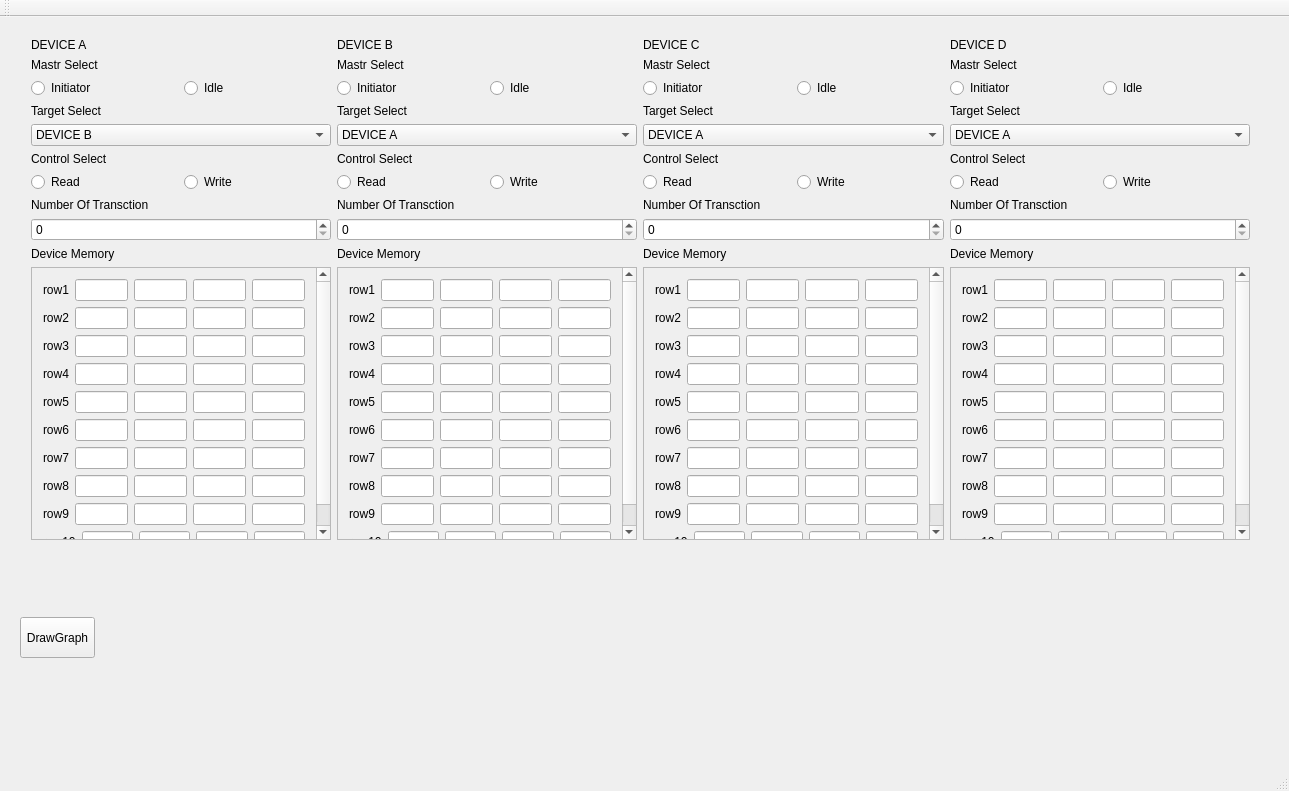
Above: PCIsimulator/mainwindow.ui from Qt-Widgets/PCIbusQTgui before the change. Below: the same form after it.
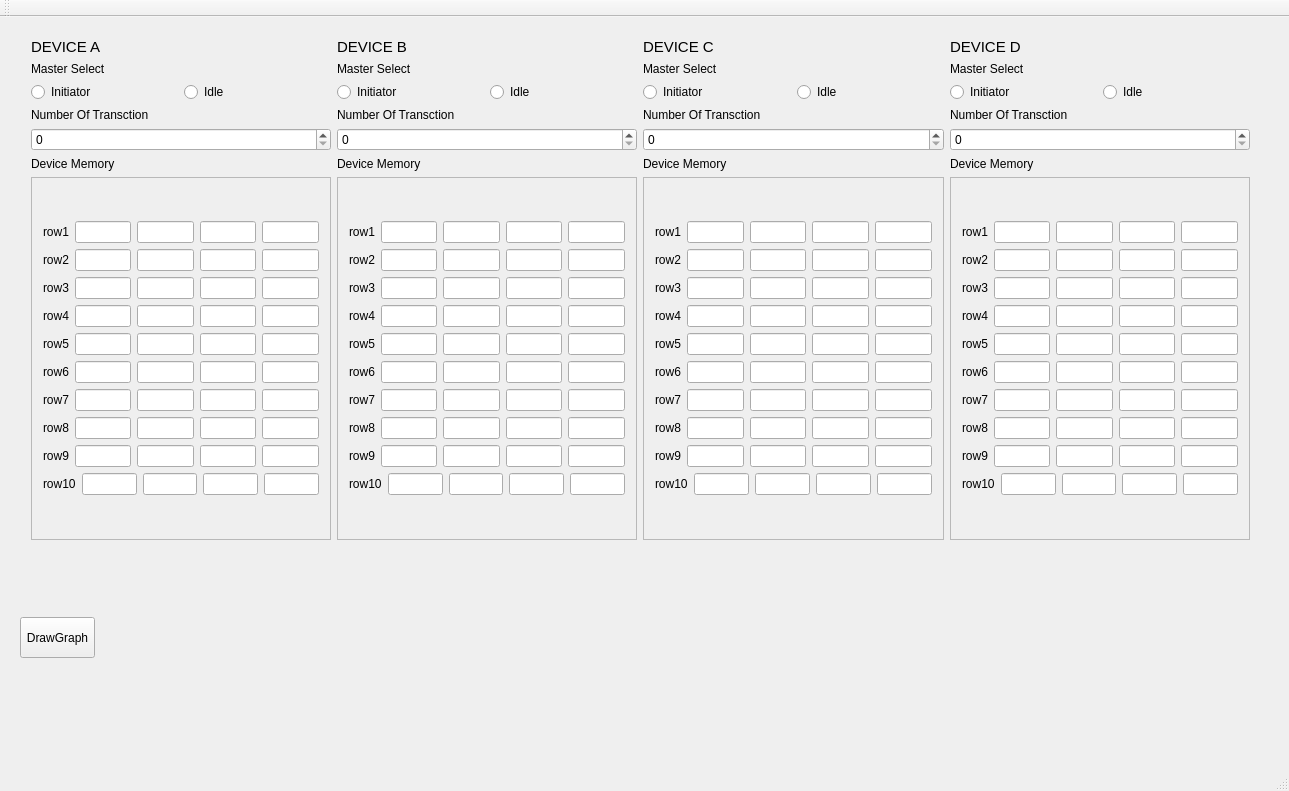
That is the form after the change.

```diff
--- a/PCIsimulator/mainwindow.ui
+++ b/PCIsimulator/mainwindow.ui
@@ -31,6 +31,11 @@
       <layout class="QVBoxLayout" name="verticalLayout_2">
        <item>
         <widget class="QLabel" name="DeviceA">
+         <property name="font">
+          <font>
+           <pointsize>11</pointsize>
+          </font>
+         </property>
          <property name="text">
           <string>DEVICE A</string>
          </property>
@@ -41,8 +46,13 @@
        </item>
        <item>
         <widget class="QLabel" name="label_11">
+         <property name="font">
+          <font>
+           <pointsize>9</pointsize>
+          </font>
+         </property>
          <property name="text">
-          <string>Mastr Select</string>
+          <string>Master Select</string>
          </property>
         </widget>
        </item>
@@ -70,63 +80,6 @@
          </item>
         </layout>
        </item>
-       <item>
-        <widget class="QLabel" name="label_12">
-         <property name="text">
-          <string>Target Select</string>
-         </property>
-        </widget>
-       </item>
-       <item>
-        <widget class="QComboBox" name="DevA_comboBox">
-         <item>
-          <property name="text">
-           <string>DEVICE B</string>
-          </property>
-         </item>
-         <item>
-          <property name="text">
-           <string>DEVICE C</string>
-          </property>
-         </item>
-         <item>
-          <property name="text">
-           <string>DEVICE D</string>
-          </property>
-         </item>
-        </widget>
-       </item>
-       <item>
-        <widget class="QLabel" name="label_13">
-         <property name="text">
-          <string>Control Select</string>
-         </property>
-        </widget>
-       </item>
-       <item>
-        <layout class="QHBoxLayout" name="horizontalLayout_2">
-         <item>
-          <widget class="QRadioButton" name="DevA_ReadRadio">
-           <property name="text">
-            <string>Read</string>
-           </property>
-           <attribute name="buttonGroup">
-            <string notr="true">buttonGroup_3</string>
-           </attribute>
-          </widget>
-         </item>
-         <item>
-          <widget class="QRadioButton" name="DevA_WriteRadio">
-           <property name="text">
-            <string>Write</string>
-           </property>
-           <attribute name="buttonGroup">
-            <string notr="true">buttonGroup_3</string>
-           </attribute>
-          </widget>
-         </item>
-        </layout>
-       </item>
        <item>
         <layout class="QHBoxLayout" name="horizontalLayout_3"/>
        </item>
@@ -158,7 +111,7 @@
             <x>0</x>
             <y>0</y>
             <width>301</width>
-            <height>294</height>
+            <height>377</height>
            </rect>
           </property>
           <layout class="QGridLayout" name="gridLayout">
@@ -405,7 +358,12 @@
      <item>
       <layout class="QVBoxLayout" name="verticalLayout_3">
        <item>
-        <widget class="QLabel" name="DeviceA_2">
+        <widget class="QLabel" name="DeviceB">
+         <property name="font">
+          <font>
+           <pointsize>11</pointsize>
+          </font>
+         </property>
          <property name="text">
           <string>DEVICE B</string>
          </property>
@@ -416,8 +374,13 @@
        </item>
        <item>
         <widget class="QLabel" name="label_17">
+         <property name="font">
+          <font>
+           <pointsize>9</pointsize>
+          </font>
+         </property>
          <property name="text">
-          <string>Mastr Select</string>
+          <string>Master Select</string>
          </property>
         </widget>
        </item>
@@ -445,63 +408,6 @@
          </item>
         </layout>
        </item>
-       <item>
-        <widget class="QLabel" name="label_18">
-         <property name="text">
-          <string>Target Select</string>
-         </property>
-        </widget>
-       </item>
-       <item>
-        <widget class="QComboBox" name="DevB_comboBox">
-         <item>
-          <property name="text">
-           <string>DEVICE A</string>
-          </property>
-         </item>
-         <item>
-          <property name="text">
-           <string>DEVICE C</string>
-          </property>
-         </item>
-         <item>
-          <property name="text">
-           <string>DEVICE D</string>
-          </property>
-         </item>
-        </widget>
-       </item>
-       <item>
-        <widget class="QLabel" name="label_19">
-         <property name="text">
-          <string>Control Select</string>
-         </property>
-        </widget>
-       </item>
-       <item>
-        <layout class="QHBoxLayout" name="horizontalLayout_15">
-         <item>
-          <widget class="QRadioButton" name="DevB_ReadRadio">
-           <property name="text">
-            <string>Read</string>
-           </property>
-           <attribute name="buttonGroup">
-            <string notr="true">buttonGroup_4</string>
-           </attribute>
-          </widget>
-         </item>
-         <item>
-          <widget class="QRadioButton" name="DevB_WriteRadio">
-           <property name="text">
-            <string>Write</string>
-           </property>
-           <attribute name="buttonGroup">
-            <string notr="true">buttonGroup_4</string>
-           </attribute>
-          </widget>
-         </item>
-        </layout>
-       </item>
        <item>
         <layout class="QHBoxLayout" name="horizontalLayout_16"/>
        </item>
@@ -533,7 +439,7 @@
             <x>0</x>
             <y>0</y>
             <width>301</width>
-            <height>294</height>
+            <height>377</height>
            </rect>
           </property>
           <layout class="QGridLayout" name="gridLayout_2">
@@ -780,7 +686,12 @@
      <item>
       <layout class="QVBoxLayout" name="verticalLayout_5">
        <item>
-        <widget class="QLabel" name="DeviceA_3">
+        <widget class="QLabel" name="DeviceC">
+         <property name="font">
+          <font>
+           <pointsize>11</pointsize>
+          </font>
+         </property>
          <property name="text">
           <string>DEVICE C</string>
          </property>
@@ -791,8 +702,13 @@
        </item>
        <item>
         <widget class="QLabel" name="label_33">
+         <property name="font">
+          <font>
+           <pointsize>9</pointsize>
+          </font>
+         </property>
          <property name="text">
-          <string>Mastr Select</string>
+          <string>Master Select</string>
          </property>
         </widget>
        </item>
@@ -820,63 +736,6 @@
          </item>
         </layout>
        </item>
-       <item>
-        <widget class="QLabel" name="label_34">
-         <property name="text">
-          <string>Target Select</string>
-         </property>
-        </widget>
-       </item>
-       <item>
-        <widget class="QComboBox" name="DevC_comboBox">
-         <item>
-          <property name="text">
-           <string>DEVICE A</string>
-          </property>
-         </item>
-         <item>
-          <property name="text">
-           <string>DEVICE B</string>
-          </property>
-         </item>
-         <item>
-          <property name="text">
-           <string>DEVICE D</string>
-          </property>
-         </item>
-        </widget>
-       </item>
-       <item>
-        <widget class="QLabel" name="label_35">
-         <property name="text">
-          <string>Control Select</string>
-         </property>
-        </widget>
-       </item>
-       <item>
-        <layout class="QHBoxLayout" name="horizontalLayout_28">
-         <item>
-          <widget class="QRadioButton" name="DevC_ReadRadio">
-           <property name="text">
-            <string>Read</string>
-           </property>
-           <attribute name="buttonGroup">
-            <string notr="true">buttonGroup_6</string>
-           </attribute>
-          </widget>
-         </item>
-         <item>
-          <widget class="QRadioButton" name="DevC_WriteRadio">
-           <property name="text">
-            <string>Write</string>
-           </property>
-           <attribute name="buttonGroup">
-            <string notr="true">buttonGroup_6</string>
-           </attribute>
-          </widget>
-         </item>
-        </layout>
-       </item>
        <item>
         <layout class="QHBoxLayout" name="horizontalLayout_29"/>
        </item>
@@ -908,7 +767,7 @@
             <x>0</x>
             <y>0</y>
             <width>302</width>
-            <height>294</height>
+            <height>377</height>
            </rect>
           </property>
           <layout class="QGridLayout" name="gridLayout_3">
@@ -1155,7 +1014,12 @@
      <item>
       <layout class="QVBoxLayout" name="verticalLayout_7">
        <item>
-        <widget class="QLabel" name="DeviceA_4">
+        <widget class="QLabel" name="DeviceD">
+         <property name="font">
+          <font>
+           <pointsize>11</pointsize>
+          </font>
+         </property>
          <property name="text">
           <string>DEVICE D</string>
          </property>
@@ -1166,8 +1030,13 @@
        </item>
        <item>
         <widget class="QLabel" name="label_49">
+         <property name="font">
+          <font>
+           <pointsize>9</pointsize>
+          </font>
+         </property>
          <property name="text">
-          <string>Mastr Select</string>
+          <string>Master Select</string>
          </property>
         </widget>
        </item>
@@ -1195,63 +1064,6 @@
          </item>
         </layout>
        </item>
-       <item>
-        <widget class="QLabel" name="label_50">
-         <property name="text">
-          <string>Target Select</string>
-         </property>
-        </widget>
-       </item>
-       <item>
-        <widget class="QComboBox" name="DevD_comboBox">
-         <item>
-          <property name="text">
-           <string>DEVICE A</string>
-          </property>
-         </item>
-         <item>
-          <property name="text">
-           <string>DEVICE B</string>
-          </property>
-         </item>
-         <item>
-          <property name="text">
-           <string>DEVICE C</string>
-          </property>
-         </item>
-        </widget>
-       </item>
-       <item>
-        <widget class="QLabel" name="label_51">
-         <property name="text">
-          <string>Control Select</string>
-         </property>
-        </widget>
-       </item>
-       <item>
-        <layout class="QHBoxLayout" name="horizontalLayout_41">
-         <item>
-          <widget class="QRadioButton" name="DevD_ReadRadio">
-           <property name="text">
-            <string>Read</string>
-           </property>
-           <attribute name="buttonGroup">
-            <string notr="true">buttonGroup_8</string>
-           </attribute>
-          </widget>
-         </item>
-         <item>
-          <widget class="QRadioButton" name="DevD_WriteRadio">
-           <property name="text">
-            <string>Write</string>
-           </property>
-           <attribute name="buttonGroup">
-            <string notr="true">buttonGroup_8</string>
-           </attribute>
-          </widget>
-         </item>
-        </layout>
-       </item>
        <item>
         <layout class="QHBoxLayout" name="horizontalLayout_42"/>
        </item>
@@ -1283,7 +1095,7 @@
             <x>0</x>
             <y>0</y>
             <width>301</width>
-            <height>294</height>
+            <height>377</height>
            </rect>
           </property>
           <layout class="QGridLayout" name="gridLayout_4">
```
Left out of the diff: 8 changed lines with no effect on the pictures.
